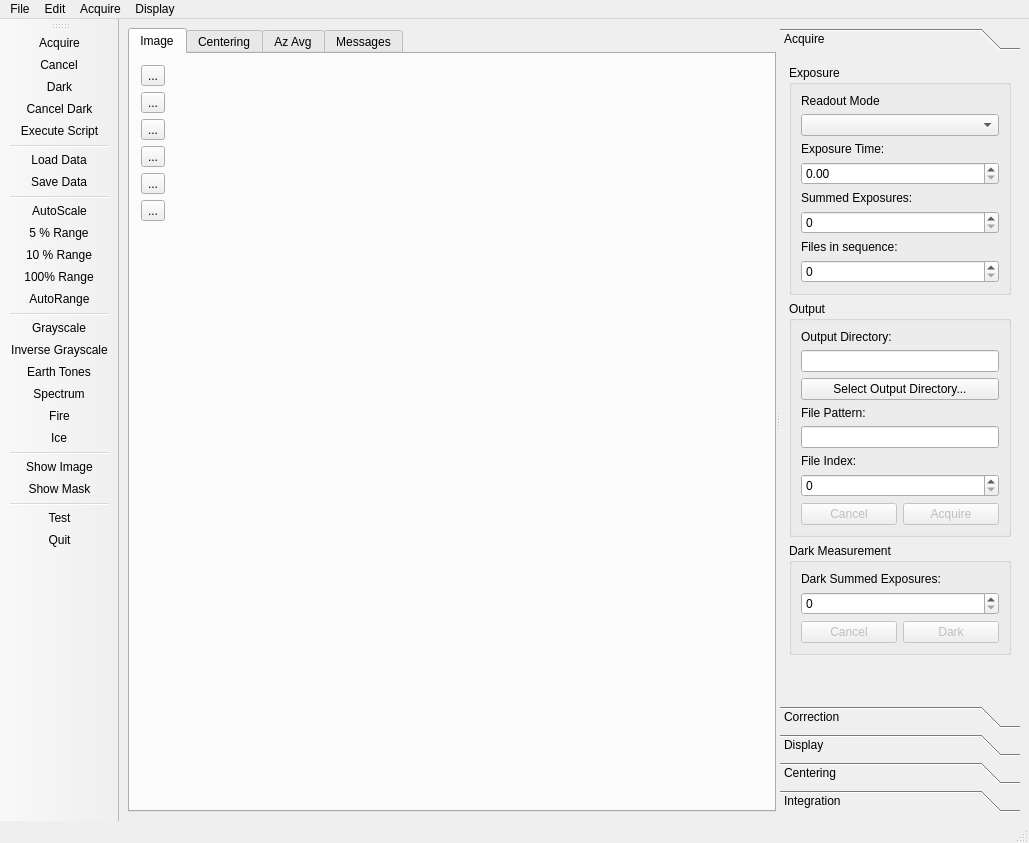
Before: the Qt Designer form qxrdwindow.ui in guyjennings/qxrd, drawn with Qt 5.
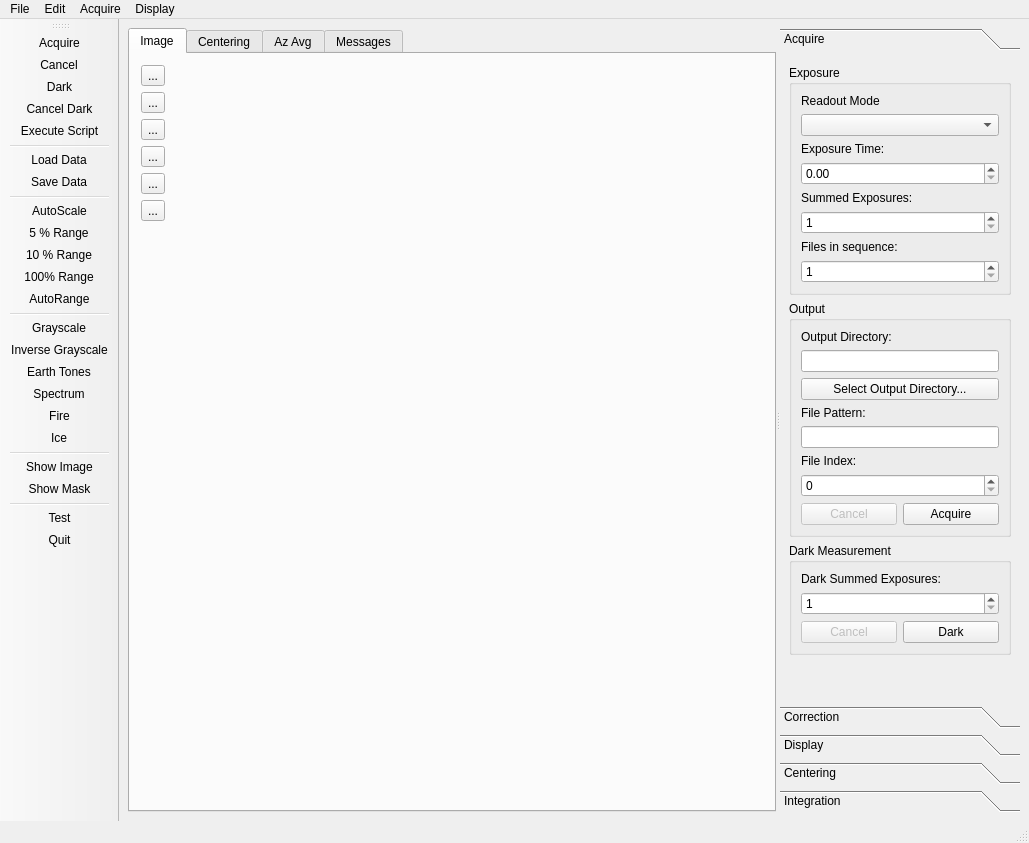
After: the same form once the commit is applied. Icons and pictures are not drawn. Custom widgets are drawn as their Qt base class.

Diff of the .ui file:
```diff
--- a/qxrdwindow.ui
+++ b/qxrdwindow.ui
@@ -520,8 +520,8 @@
          <rect>
           <x>0</x>
           <y>0</y>
-          <width>240</width>
-          <height>645</height>
+          <width>225</width>
+          <height>638</height>
          </rect>
         </property>
         <attribute name="label">
@@ -586,6 +586,9 @@
               <property name="keyboardTracking">
                <bool>false</bool>
               </property>
+              <property name="minimum">
+               <number>1</number>
+              </property>
               <property name="maximum">
                <number>99999</number>
               </property>
@@ -614,6 +617,9 @@
               <property name="keyboardTracking">
                <bool>false</bool>
               </property>
+              <property name="minimum">
+               <number>1</number>
+              </property>
               <property name="maximum">
                <number>99999</number>
               </property>
@@ -751,7 +757,7 @@
             <item row="7" column="1">
              <widget class="QPushButton" name="m_AcquireButton">
               <property name="enabled">
-               <bool>false</bool>
+               <bool>true</bool>
               </property>
               <property name="sizePolicy">
                <sizepolicy hsizetype="Preferred" vsizetype="Fixed">
@@ -800,6 +806,9 @@
               <property name="keyboardTracking">
                <bool>false</bool>
               </property>
+              <property name="minimum">
+               <number>1</number>
+              </property>
               <property name="maximum">
                <number>99999</number>
               </property>
@@ -818,7 +827,7 @@
             <item row="2" column="1">
              <widget class="QPushButton" name="m_DarkAcquireButton">
               <property name="enabled">
-               <bool>false</bool>
+               <bool>true</bool>
               </property>
               <property name="sizePolicy">
                <sizepolicy hsizetype="Preferred" vsizetype="Fixed">
@@ -1561,29 +1570,19 @@
   </action>
  </widget>
  <customwidgets>
-  <customwidget>
-   <class>QwtPlot</class>
-   <extends>QFrame</extends>
-   <header>qwt_plot.h</header>
-  </customwidget>
-  <customwidget>
-   <class>QxrdPlot</class>
-   <extends>QwtPlot</extends>
-   <header>qxrdplot.h</header>
-  </customwidget>
   <customwidget>
    <class>QxrdImagePlot</class>
-   <extends>QxrdPlot</extends>
+   <extends>QWidget</extends>
    <header>qxrdimageplot.h</header>
   </customwidget>
   <customwidget>
    <class>QxrdCenterFinderPlot</class>
-   <extends>QxrdPlot</extends>
+   <extends>QWidget</extends>
    <header>qxrdcenterfinderplot.h</header>
   </customwidget>
   <customwidget>
    <class>QxrdIntegratorPlot</class>
-   <extends>QxrdPlot</extends>
+   <extends>QWidget</extends>
    <header>qxrdintegratorplot.h</header>
   </customwidget>
  </customwidgets>
```
Left out of the diff: 24 changed lines with no effect on the pictures.
